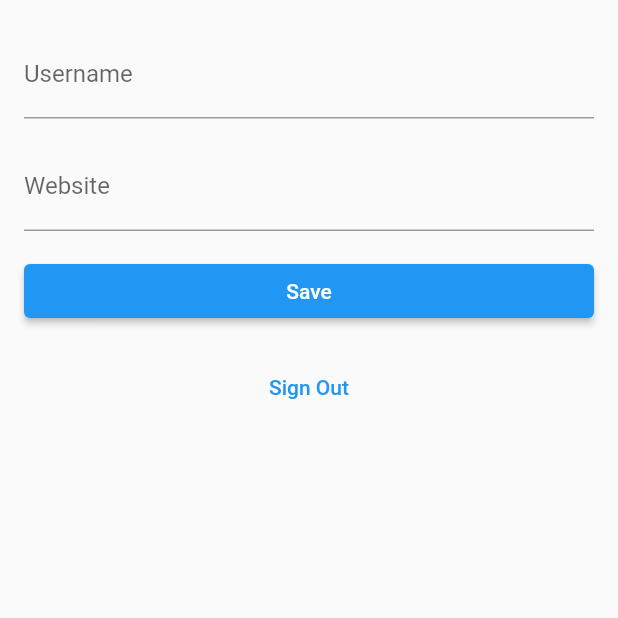
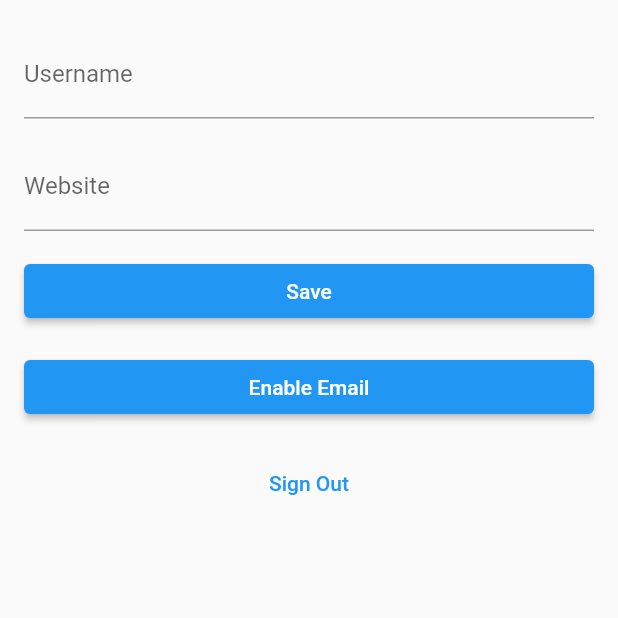
Before and after one commit to OneSignalDevelopers/onesignal-supabase-sample-integration-app, a Flutter app: the screen it shows once a user with an empty profile is signed in, after a tap on "Auth", after a tap on "Profile", on a phone screen of 412 x 824 dp, the top half of it. Run offline on Flutter 3.47's test engine with Material 2 defaults, Android fonts, the phone set to English and light mode, and no system bars; our stand-ins replace flutter_dotenv, font_awesome_flutter, supabase_flutter; missing offline and left inert: flutter_stripe, onesignal_flutter; accounts and stored records are empty; network calls fail.

Commit message:
Add button to subscribe user to email

```diff
--- a/lib/screens/auth/profile_form.dart
+++ b/lib/screens/auth/profile_form.dart
@@ -109,6 +109,28 @@ class _ProfileFormState extends State<ProfileForm> {
                   },
                   child: const Text('Save')),
               const SizedBox(height: 16),
+              ElevatedButton(
+                  onPressed: () async {
+                    try {
+                      setState(() {
+                        _loading = true;
+                      });
+                      final email =
+                          Supabase.instance.client.auth.currentUser!.email!;
+
+                      await OneSignal.shared.setEmail(email: email);
+                    } catch (e) {
+                      ScaffoldMessenger.of(context).showSnackBar(const SnackBar(
+                        content: Text('Error setting email'),
+                        backgroundColor: Colors.red,
+                      ));
+                    }
+                    setState(() {
+                      _loading = false;
+                    });
+                  },
+                  child: const Text('Enable Email')),
+              const SizedBox(height: 16),
               TextButton(
                   onPressed: () => Supabase.instance.client.auth.signOut(),
                   child: const Text('Sign Out')),
```
